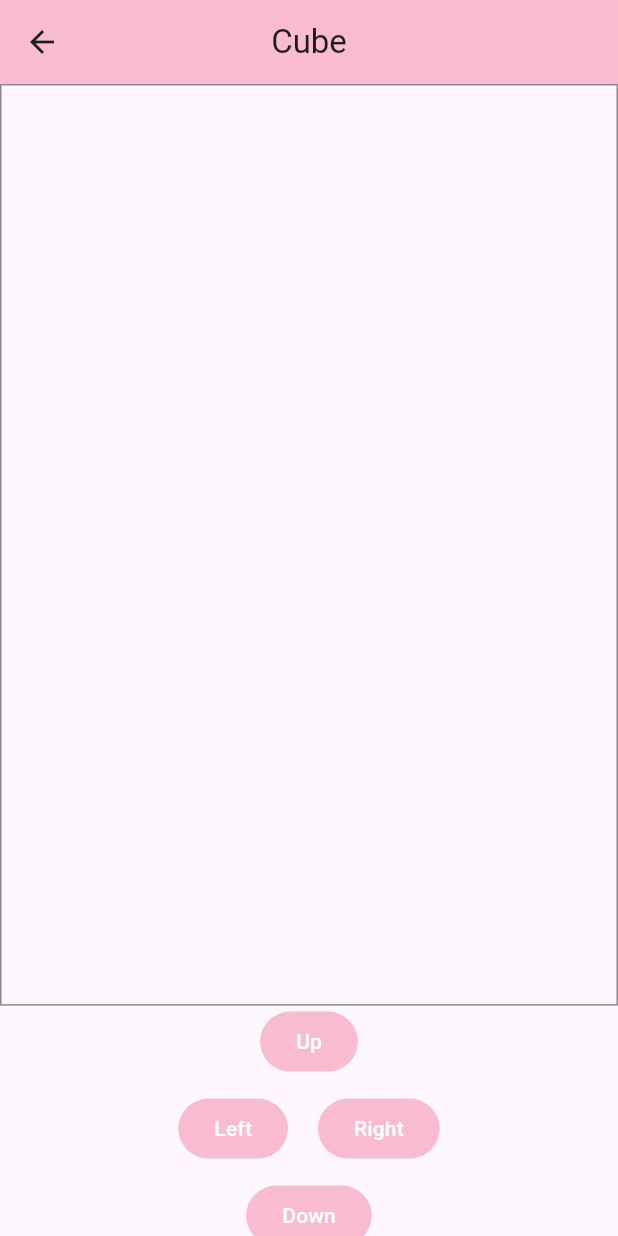
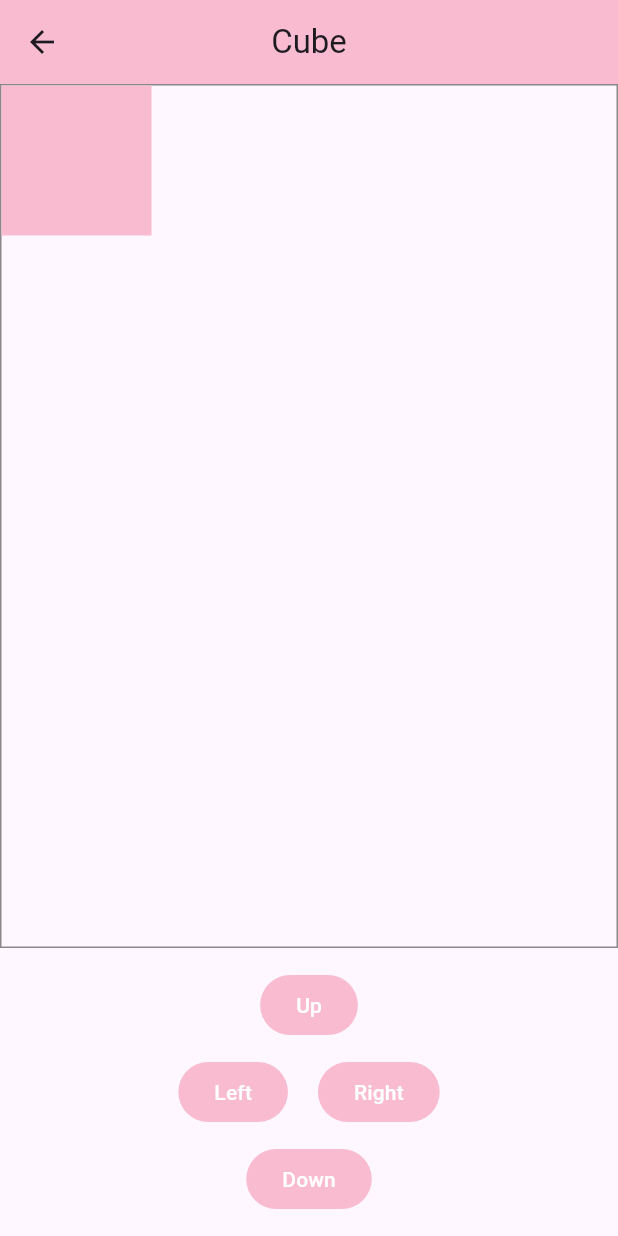
Before and after one commit to uropek97/square_app, a Flutter app: the CubePage screen opened by its route, after a tap on "Up", on a phone screen of 412 x 824 dp. Run offline on Flutter 3.47's test engine with Material 3 defaults, Android fonts, the phone set to English and light mode, and no system bars.

Commit message:
настройка перемещения

```diff
--- a/lib/listener_position.dart
+++ b/lib/listener_position.dart
@@ -3,16 +3,34 @@ import 'package:flutter/material.dart';
 class ListenerPosition extends ChangeNotifier{
   double _positionX;
   double _positionY;
+  double _size;
 
-  ListenerPosition(this._positionX, this._positionY);
+  ListenerPosition(this._positionX, this._positionY, [this._size = 100]);
 
   double get positionX => _positionX;
   double get positionY => _positionY;
+  double get size => _size;
 
-  void moveObj(double stepX, double stepY){
+  void moveObj(double stepX, double stepY, double height, double width){
     _positionX += stepX;
     _positionY += stepY;
 
+    _positionX = _positionX.clamp(0, width - _size);
+    _positionY = _positionY.clamp(0, height - _size);
+
     notifyListeners();
   }
+
+  bool canMoveUp(){
+    return _positionY > 0;
+  }
+  bool canMoveDown(double height){
+    return _positionY < height;
+  }
+  bool canMoveLeft(){
+    return _positionX > 0;
+  }
+  bool canMoveRight(double width){
+    return _positionX < width;
+  }
 }
--- a/lib/pages/cube_page.dart
+++ b/lib/pages/cube_page.dart
@@ -13,6 +13,20 @@ class CubePage extends StatefulWidget {
 class _CubePageState extends State<CubePage> {
   double stepSize = 150;
   ListenerPosition listener = ListenerPosition(0, 0);
+  final GlobalKey _containerKey = GlobalKey();
+  double containerHeight = 0;
+  double containerWidth = 0;
+
+  void moveObject(ListenerPosition obj, double stepX, double stepY){
+    WidgetsBinding.instance!.addPostFrameCallback((_) {
+      containerHeight = (_containerKey.currentContext!.findRenderObject()
+             as RenderBox).size.height;
+      containerWidth  = (_containerKey.currentContext!.findRenderObject()
+             as RenderBox).size.width;
+
+      obj.moveObj(stepX, stepY, containerHeight, containerWidth);
+    });
+  }
 
   @override
   Widget build(BuildContext context) {
@@ -29,8 +43,9 @@ class _CubePageState extends State<CubePage> {
       body: Column(
           children: [
             Expanded(
-              flex: 4,
+              flex: 3,
               child: Container(
+                key: _containerKey,
                 decoration: BoxDecoration(
                   border: Border.all(color: Colors.black45),),
                 child:
@@ -42,7 +57,7 @@ class _CubePageState extends State<CubePage> {
                           top : listener.positionY,
                           left: listener.positionX,
                           child: Square(
-                            size: MediaQuery.sizeOf(context).width / 11,
+                            size: listener.size,
                             color: Theme.of(context).primaryColor,
                            ),
                           ),
@@ -59,7 +74,9 @@ class _CubePageState extends State<CubePage> {
                   mainAxisAlignment: MainAxisAlignment.center,
                   children: [
                     FilledButton(
-                      onPressed: () => listener.moveObj(0, -stepSize),
+                      onPressed: () {
+                        moveObject(listener, 0, -stepSize);},
+                        //listener.moveObj(0, -stepSize)},
                       child: const Text('Up'),
                     ),
                   ],
@@ -69,12 +86,14 @@ class _CubePageState extends State<CubePage> {
                   mainAxisAlignment: MainAxisAlignment.center,
                   children: [
                     FilledButton(
-                      onPressed: () => listener.moveObj(-stepSize, 0),
+                      onPressed: () => moveObject(listener, -stepSize, 0),
+                      //onPressed: () => listener.moveObj(-stepSize, 0),
                       child: const Text('Left'),
                     ),
                     const SizedBox(width: 20,),
                     FilledButton(
-                      onPressed: () => listener.moveObj(stepSize, 0),
+                      onPressed: () => moveObject(listener, stepSize, 0),
+                      //onPressed: () => listener.moveObj(stepSize, 0),
                       child: const Text('Right'),
                     ),
                   ],
@@ -84,7 +103,8 @@ class _CubePageState extends State<CubePage> {
                   mainAxisAlignment: MainAxisAlignment.center,
                   children: [
                     FilledButton(
-                      onPressed: () => listener.moveObj(0, stepSize),
+                      onPressed: () => moveObject(listener, 0, stepSize),
+                      //onPressed: () => listener.moveObj(0, stepSize),
                       child: const Text('Down'),
                     ),
                   ],
--- a/lib/pages/login_page.dart
+++ b/lib/pages/login_page.dart
@@ -49,6 +49,7 @@ class _LoginPageState extends State<LoginPage> {
               ),
             ],
           ),
+          const SizedBox(width: 20,),
           Row(
             mainAxisAlignment: MainAxisAlignment.center,
             children: [
```
